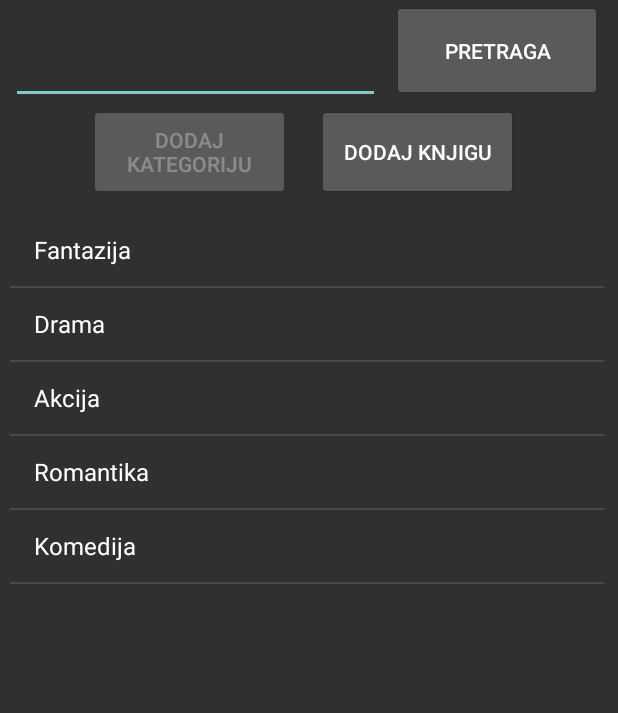
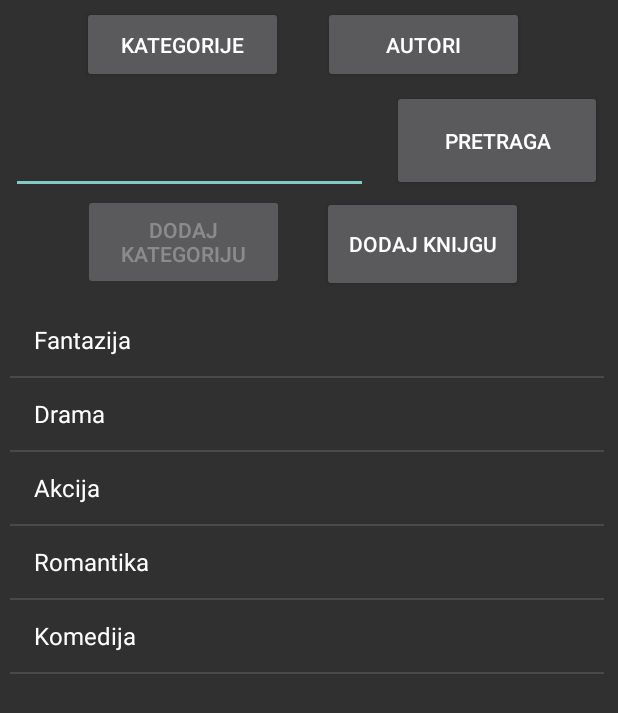
Before and after one commit to rappabugis1/AndroidBookshelf, an Android app: the screen it shows after launch (KategorijeAkt), on a phone screen of 412 x 824 dp. Shown: the top 713 px of the screen. Run offline under Robolectric (Android 15) with nearby library versions, the phone set to English and light mode, and no system bars.

Commit message:
Dodana spirala2 na master

```diff
--- a/app/build.gradle
+++ b/app/build.gradle
@@ -22,6 +22,7 @@ dependencies {
     implementation fileTree(dir: 'libs', include: ['*.jar'])
     implementation 'com.android.support:appcompat-v7:27.1.0'
     implementation 'com.android.support.constraint:constraint-layout:1.0.2'
+    implementation 'com.android.support:support-v4:27.1.1'
     testImplementation 'junit:junit:4.12'
     androidTestImplementation 'com.android.support.test:runner:1.0.1'
     androidTestImplementation 'com.android.support.test.espresso:espresso-core:3.0.1'
--- a/app/src/main/AndroidManifest.xml
+++ b/app/src/main/AndroidManifest.xml
@@ -16,8 +16,6 @@
                 <category android:name="android.intent.category.LAUNCHER" />
             </intent-filter>
         </activity>
-        <activity android:name=".DodavanjeKnjigeAkt" />
-        <activity android:name=".ListaKnjigaAkt"></activity>
     </application>
 
 </manifest>
--- a/app/src/main/java/com/example/ridvan/spirala1/KategorijeAkt.java
+++ b/app/src/main/java/com/example/ridvan/spirala1/KategorijeAkt.java
@@ -1,6 +1,11 @@
 package com.example.ridvan.spirala1;
 
+import android.app.Fragment;
+import android.app.FragmentManager;
+import android.app.FragmentTransaction;
 import android.content.Intent;
+import android.content.res.Configuration;
+import android.graphics.drawable.GradientDrawable;
 import android.support.v7.app.AppCompatActivity;
 import android.os.Bundle;
 import android.view.View;
@@ -9,94 +14,48 @@ import android.widget.ArrayAdapter;
 import android.widget.Button;
 import android.widget.EditText;
 import android.widget.Filter;
+import android.widget.FrameLayout;
 import android.widget.ListView;
 import java.util.ArrayList;
 
 public class KategorijeAkt extends AppCompatActivity {
 
+
+    ArrayList<String> autori;
+    ArrayList<Knjiga> knjige;
     ArrayList<String> kategorije;
-    ArrayAdapter<String> adapter;
-    Button dPretraga;
-    EditText tekstPretraga;
-    Button dDodKat;
-    Button dDodKnjig ;
-    ListView listaKat ;
-    ArrayList<Knjiga> knjige;
 
-    @Override
-    public void onActivityResult(int requestCode, int resultCode, Intent data) {
-        super.onActivityResult(requestCode, resultCode, data);
-        if (requestCode == 1) {
-            if(resultCode == RESULT_OK) {
-                knjige = (ArrayList<Knjiga>) data.getSerializableExtra("knjige");
-            }
-        }
-    }
+
+
+
 
     @Override
     protected void onCreate(Bundle savedInstanceState) {
         super.onCreate(savedInstanceState);
-        setContentView(R.layout.activity_kategorije_akt);
+        setContentView(R.layout.base_layout);
 
-        listaKat = (ListView) findViewById(R.id.listaKategorija);
-        dPretraga = (Button) findViewById(R.id.dPretraga);
-        tekstPretraga = (EditText) findViewById(R.id.tekstPretraga);
-        dDodKat = (Button) findViewById(R.id.dDodajKategoriju);
-        dDodKnjig = (Button) findViewById(R.id.dDodajKnjigu);
-        listaKat = (ListView) findViewById(R.id.listaKategorija);
+        Configuration config = getResources().getConfiguration();
+        FragmentManager fragmentManager = getFragmentManager();
+        FragmentTransaction fragmentTransaction = fragmentManager.beginTransaction();
 
         knjige = new ArrayList<Knjiga>();
         kategorije= new ArrayList<String>();
+        autori = new ArrayList<String>();
+
         kategorije.add("Fantazija"); kategorije.add("Drama"); kategorije.add("Akcija"); kategorije.add("Romantika"); kategorije.add("Komedija");
+        autori.add("Ridvan");
 
-        adapter = new ArrayAdapter<String>(this, android.R.layout.simple_list_item_1, kategorije);
-        listaKat.setAdapter(adapter);
+        ListeFragment fr_poc = new ListeFragment();
 
-        dPretraga.setOnClickListener(new View.OnClickListener() {
-            @Override
-            public void onClick(View v) {
-                adapter.getFilter().filter(tekstPretraga.getText().toString(), new Filter.FilterListener() {
-                    @Override
-                    public void onFilterComplete(int count) {
-                        if (adapter.getCount()==0)
-                            dDodKat.setEnabled(true);
-                        else dDodKat.setEnabled(false);
-                    }
-                });
-            }
-        });
+        Bundle bundle = new Bundle();
+        bundle.putStringArrayList("kat", kategorije);
+        bundle.putStringArrayList("aut", autori);
+        bundle.putSerializable("knjig", knjige);
 
-        dDodKat.setOnClickListener(new View.OnClickListener() {
-            @Override
-            public void onClick(View v) {
-                if(!kategorije.contains(tekstPretraga.getText().toString())) {
-                    kategorije.add(0, tekstPretraga.getText().toString());
-                    adapter.clear();
-                    adapter.addAll(kategorije);
-                    adapter.getFilter().filter(tekstPretraga.getText().toString());
-                }
-            }
-        });
+        fr_poc.setArguments(bundle);
+        fragmentTransaction.replace(R.id.fragment_container, fr_poc);
+        fragmentTransaction.commit();
 
-        dDodKnjig.setOnClickListener(new View.OnClickListener() {
-            @Override
-            public void onClick(View v) {
-                Intent i = new Intent(getApplicationContext(), DodavanjeKnjigeAkt.class);
-                i.putExtra("kategorije", kategorije);
-                i.putExtra("knjige", knjige);
-                startActivityForResult(i,1);
-            }
-        });
-
-        listaKat.setOnItemClickListener(new AdapterView.OnItemClickListener() {
-            @Override
-            public void onItemClick(AdapterView<?> parent, View view, int position, long id) {
-                Intent i = new Intent(getApplicationContext(), ListaKnjigaAkt.class);
-                i.putExtra("kategorija", listaKat.getItemAtPosition(position).toString());
-                i.putExtra("knjige", knjige);
-                startActivityForResult(i,1);
-            }
-        });
     }
 
 
--- /dev/null
+++ b/app/src/main/java/com/example/ridvan/spirala1/ListeFragment.java
@@ -0,0 +1,169 @@
+package com.example.ridvan.spirala1;
+
+import android.app.FragmentTransaction;
+import android.content.Context;
+import android.content.Intent;
+import android.net.Uri;
+import android.os.Bundle;
+import android.app.Fragment;
+import android.view.LayoutInflater;
+import android.view.View;
+import android.view.ViewGroup;
+import android.widget.AdapterView;
+import android.widget.ArrayAdapter;
+import android.widget.Button;
+import android.widget.EditText;
+import android.widget.Filter;
+import android.widget.ListView;
+
+import java.util.ArrayList;
+
+
+public class ListeFragment extends Fragment {
+
+    EditText tekstPretraga;
+    Button dDodKat, dDodKnjig, dAutori, dKat, dPretraga;
+    ListView listaKat ;
+    Boolean opcija;
+    ArrayAdapter<String> adapter;
+
+    ArrayList<String> kategorije, autori;
+    ArrayList<Knjiga> knjige;
+
+    @Override
+    public void onCreate(Bundle savedInstanceState) {
+        super.onCreate(savedInstanceState);
+        Bundle bundle= this.getArguments();
+
+
+        if (bundle != null) {
+            kategorije = bundle.getStringArrayList("kat");
+            autori = bundle.getStringArrayList("aut");
+            knjige = (ArrayList<Knjiga>) bundle.getSerializable("knjig");
+        }
+    }
+
+    @Override
+    public View onCreateView(LayoutInflater inflater, ViewGroup container, Bundle savedInstanceState) {
+
+        View view = inflater.inflate(R.layout.kategorije_akt, container, false);
+
+        tekstPretraga =  view.findViewById(R.id.tekstPretraga);
+        listaKat = view.findViewById(R.id.listaKategorija);
+
+        opcija=false;
+
+        dKat= view.findViewById(R.id.dKategorije);
+        dAutori = view.findViewById(R.id.dAutori);
+        dPretraga = view.findViewById(R.id.dPretraga);
+        dDodKat = view.findViewById(R.id.dDodajKategoriju);
+        dDodKnjig = view.findViewById(R.id.dDodajKnjigu);
+
+        adapter = new ArrayAdapter<String>(getActivity(), android.R.layout.simple_list_item_1, kategorije);
+        listaKat.setAdapter(adapter);
+
+        dPretraga.setOnClickListener(new View.OnClickListener() {
+            @Override
+            public void onClick(View v) {
+                adapter.getFilter().filter(tekstPretraga.getText().toString(), new Filter.FilterListener() {
+                    @Override
+                    public void onFilterComplete(int count) {
+                        if (adapter.getCount()==0)
+                            dDodKat.setEnabled(true);
+                        else dDodKat.setEnabled(false);
+                    }
+                });
+            }
+        });
+
+        dDodKat.setOnClickListener(new View.OnClickListener() {
+            @Override
+            public void onClick(View v) {
+                if(!kategorije.contains(tekstPretraga.getText().toString())) {
+                    kategorije.add(0, tekstPretraga.getText().toString());
+                    adapter.clear();
+                    adapter.addAll(kategorije);
+                    adapter.getFilter().filter(tekstPretraga.getText().toString());
+                }
+            }
+        });
+
+        dKat.setOnClickListener(new View.OnClickListener() {
+            @Override
+            public void onClick(View v) {
+                opcija=false;
+                dDodKat.setVisibility(View.VISIBLE);
+                dPretraga.setVisibility(View.VISIBLE);
+                tekstPretraga.setVisibility(View.VISIBLE);
+                adapter = new ArrayAdapter<String>(getActivity(), android.R.layout.simple_list_item_1, kategorije);
+                listaKat.setAdapter(adapter);
+            }
+        });
+        dAutori.setOnClickListener(new View.OnClickListener() {
+            @Override
+            public void onClick(View v) {
+                opcija=true;
+                dDodKat.setVisibility(View.GONE);
+                dPretraga.setVisibility(View.GONE);
+                tekstPretraga.setVisibility(View.GONE);
+
+                for (Knjiga knj : knjige) {
+                    if(!autori.contains(knj.getImeAutora()))
+                        autori.add(knj.getImeAutora());
+                }
+
+                adapter = new ArrayAdapter<String>(getActivity(), android.R.layout.simple_list_item_1, autori);
+                listaKat.setAdapter(adapter);
+            }
+        });
+
+        dDodKnjig.setOnClickListener(new View.OnClickListener() {
+            @Override
+            public void onClick(View v) {
+                // Create new fragment and transaction
+                DodavanjeKnjigeFragment frag = new DodavanjeKnjigeFragment();
+                FragmentTransaction transaction = getFragmentManager().beginTransaction();
+
+                Bundle bundle = new Bundle();
+                bundle.putStringArrayList("kat", kategorije);
+                bundle.putStringArrayList("aut", autori);
+                bundle.putSerializable("knjig", knjige);
+
+                frag.setArguments(bundle);
+
+                transaction.replace(R.id.fragment_container, frag);
+                transaction.addToBackStack(null);
+                transaction.commit();
+            }
+        });
+
+        listaKat.setOnItemClickListener(new AdapterView.OnItemClickListener() {
+            @Override
+            public void onItemClick(AdapterView<?> parent, View view, int position, long id) {
+                KnjigeFragment frag = new KnjigeFragment();
+                FragmentTransaction transaction = getFragmentManager().beginTransaction();
+                Bundle bundle = new Bundle();
+
+                if(opcija){
+                    bundle.putBoolean("opc", true);
+                    bundle.putString("autor", listaKat.getItemAtPosition(position).toString());
+                }
+                else {
+                    bundle.putBoolean("opc", false);
+                    bundle.putString("kat", listaKat.getItemAtPosition(position).toString());
+                }
+
+                bundle.putSerializable("knjig", knjige);
+                frag.setArguments(bundle);
+
+                transaction.replace(R.id.fragment_container, frag);
+                transaction.addToBackStack(null);
+                transaction.commit();
+
+            }
+        });
+
+        return view;
+    }
+
+}
--- /dev/null
+++ b/app/src/main/res/layout/base_layout.xml
@@ -0,0 +1,11 @@
+<?xml version="1.0" encoding="utf-8"?>
+<LinearLayout xmlns:android="http://schemas.android.com/apk/res/android"
+    android:layout_width="match_parent"
+    android:layout_height="match_parent">
+
+    <FrameLayout
+        android:id="@+id/fragment_container"
+        android:layout_width="match_parent"
+        android:layout_height="match_parent">
+    </FrameLayout>
+</LinearLayout>
--- a/app/src/main/res/layout/activity_kategorije_akt.xml
+++ b/app/src/main/res/layout/kategorije_akt.xml
@@ -15,6 +15,7 @@
         android:layout_height="69dp"
         android:layout_marginEnd="8dp"
         android:layout_marginStart="2dp"
+        android:layout_marginTop="60dp"
         android:ems="10"
         android:inputType="textPersonName"
         app:layout_constraintEnd_toStartOf="@+id/dPretraga"
@@ -26,8 +27,34 @@
         android:layout_width="140dp"
         android:layout_height="67dp"
         android:layout_marginEnd="5dp"
-        android:text="Pretraga"
+        android:layout_marginStart="8dp"
+        android:text="@string/Pretraga"
         app:layout_constraintEnd_toEndOf="parent"
+        app:layout_constraintStart_toEndOf="@+id/tekstPretraga"
+        app:layout_constraintTop_toTopOf="@+id/tekstPretraga" />
+
+    <Button
+        android:id="@+id/dAutori"
+        android:layout_width="134dp"
+        android:layout_height="51dp"
+        android:layout_marginEnd="64dp"
+        android:layout_marginStart="13dp"
+        android:layout_marginTop="4dp"
+        android:text="@string/Autori"
+        app:layout_constraintEnd_toEndOf="parent"
+        app:layout_constraintStart_toEndOf="@+id/dKategorije"
+        app:layout_constraintTop_toTopOf="parent" />
+
+    <Button
+        android:id="@+id/dKategorije"
+        android:layout_width="134dp"
+        android:layout_height="51dp"
+        android:layout_marginEnd="13dp"
+        android:layout_marginStart="56dp"
+        android:layout_marginTop="4dp"
+        android:text="@string/Kategorije"
+        app:layout_constraintEnd_toStartOf="@+id/dAutori"
+        app:layout_constraintStart_toStartOf="parent"
         app:layout_constraintTop_toTopOf="parent" />
 
     <Button
@@ -35,11 +62,13 @@
         android:layout_width="134dp"
         android:layout_height="64dp"
         android:layout_marginEnd="64dp"
-        android:layout_marginStart="10dp"
-        android:text="Dodaj Knjigu"
+        android:layout_marginStart="17dp"
+        android:layout_marginTop="75dp"
+        android:gravity="center"
+        android:text="@string/Dodaj_Knjigu"
         app:layout_constraintEnd_toEndOf="parent"
         app:layout_constraintStart_toEndOf="@+id/dDodajKategoriju"
-        app:layout_constraintTop_toBottomOf="@+id/tekstPretraga" />
+        app:layout_constraintTop_toBottomOf="@+id/dAutori" />
 
     <Button
         android:id="@+id/dDodajKategoriju"
@@ -47,7 +76,7 @@
         android:layout_height="64dp"
         android:layout_marginEnd="8dp"
         android:layout_marginStart="56dp"
-        android:text="Dodaj Kategoriju"
+        android:text="@string/Dodaj_kategoriju"
         android:enabled="false"
         app:layout_constraintEnd_toStartOf="@+id/dDodajKnjigu"
         app:layout_constraintStart_toStartOf="parent"
@@ -60,9 +89,10 @@
         android:layout_marginBottom="6dp"
         android:layout_marginEnd="4dp"
         android:layout_marginStart="1dp"
-        android:layout_marginTop="9dp"
+        android:layout_marginTop="8dp"
         app:layout_constraintBottom_toBottomOf="parent"
         app:layout_constraintEnd_toEndOf="parent"
         app:layout_constraintStart_toStartOf="parent"
-        app:layout_constraintTop_toBottomOf="@+id/dDodajKategoriju" />
+        app:layout_constraintTop_toBottomOf="@+id/dDodajKnjigu" />
+
 </android.support.constraint.ConstraintLayout>
--- a/app/src/main/res/layout/knjiga_layout.xml
+++ b/app/src/main/res/layout/knjiga_layout.xml
@@ -11,6 +11,7 @@
         android:layout_height="98dp"
         android:layout_marginStart="4dp"
         android:layout_marginTop="4dp"
+        android:scaleType="centerCrop"
         app:layout_constraintStart_toStartOf="parent"
         app:layout_constraintTop_toTopOf="parent"
         app:srcCompat="@android:drawable/btn_dialog" />
@@ -21,7 +22,6 @@
         android:layout_height="wrap_content"
         android:layout_marginStart="14dp"
         android:layout_marginTop="16dp"
-        android:text="TextView"
         android:textSize="30sp"
         app:layout_constraintStart_toEndOf="@+id/eNaslovna"
         app:layout_constraintTop_toTopOf="parent" />
@@ -32,7 +32,6 @@
         android:layout_height="wrap_content"
         android:layout_marginStart="14dp"
         android:layout_marginTop="11dp"
-        android:text="TextView"
         android:textSize="18sp"
         app:layout_constraintStart_toEndOf="@+id/eNaslovna"
         app:layout_constraintTop_toBottomOf="@+id/eNaziv" />
--- a/app/src/main/res/layout/activity_lista_knjiga_akt.xml
+++ b/app/src/main/res/layout/lista_knjiga_akt.xml
@@ -8,7 +8,7 @@
     android:orientation="vertical"
     android:paddingLeft="7dp"
     android:paddingRight="7dp"
-    tools:context=".ListaKnjigaAkt">
+    >
 
     <TextView
         android:id="@+id/lblNazivKategorije"
--- a/app/src/main/res/values/colors.xml
+++ b/app/src/main/res/values/colors.xml
@@ -3,4 +3,5 @@
     <color name="colorPrimary">#3F51B5</color>
     <color name="colorPrimaryDark">#303F9F</color>
     <color name="colorAccent">#FF4081</color>
+    <color name="colorLightBlue">#ffaabbed</color>
 </resources>
```
Also changed, not shown: app/src/main/java/com/example/ridvan/spirala1/DodavanjeKnjigeFragment.java (renamed from app/src/main/java/com/example/ridvan/spirala1/DodavanjeKnjigeAkt.java, +57 -40 lines), app/src/main/java/com/example/ridvan/spirala1/KnjigaAdapter.java (+17 -10 lines), app/src/main/java/com/example/ridvan/spirala1/KnjigeFragment.java (added, +89 -0 lines), app/src/main/java/com/example/ridvan/spirala1/ListaKnjigaAkt.java (deleted, +0 -64 lines), app/src/main/res/layout-sw450dp/base_layout450.xml (added, +26 -0 lines), app/src/main/res/layout/dodavanje_knjige_akt.xml (renamed from app/src/main/res/layout/activity_dodavanje_knjige_akt.xml, +6 -6 lines), app/src/main/res/values/strings.xml (+25 -0 lines).
